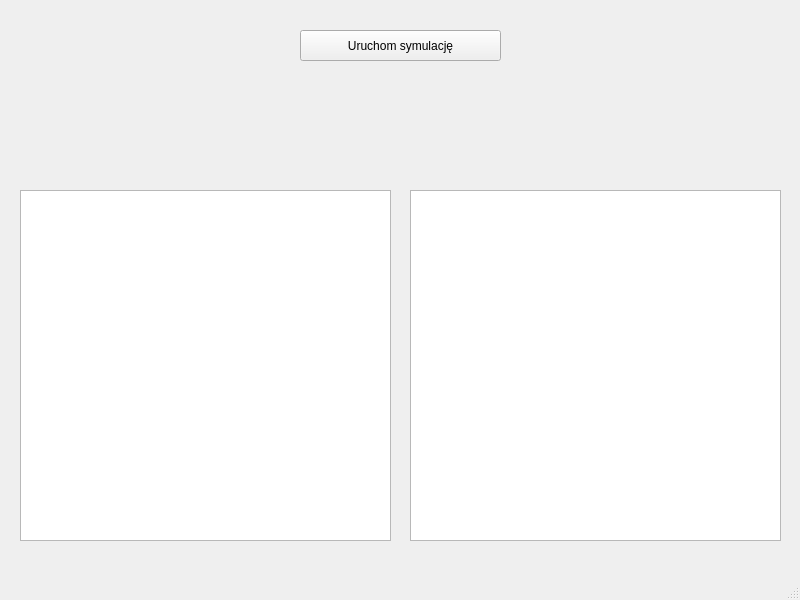
Old version of the form gui/mainwindow.ui in the repository jpyszko/slimax.
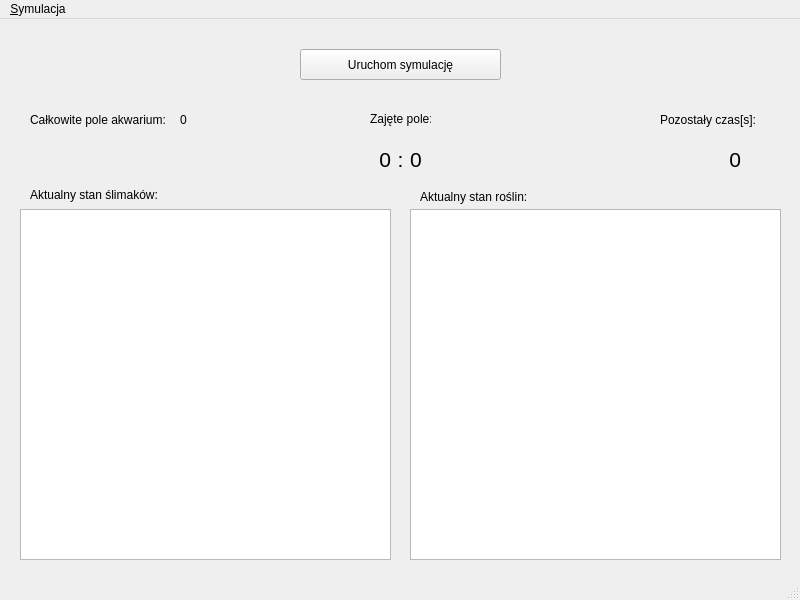
New version of the form.

What changed in the file:
```diff
--- a/gui/mainwindow.ui
+++ b/gui/mainwindow.ui
@@ -47,6 +47,167 @@
      </rect>
     </property>
    </widget>
+   <widget class="QLabel" name="snailsTableLabel">
+    <property name="geometry">
+     <rect>
+      <x>30</x>
+      <y>165</y>
+      <width>131</width>
+      <height>21</height>
+     </rect>
+    </property>
+    <property name="text">
+     <string>Aktualny stan ślimaków:</string>
+    </property>
+   </widget>
+   <widget class="QLabel" name="plantsTableLabel">
+    <property name="geometry">
+     <rect>
+      <x>420</x>
+      <y>170</y>
+      <width>131</width>
+      <height>16</height>
+     </rect>
+    </property>
+    <property name="text">
+     <string>Aktualny stan roślin:</string>
+    </property>
+   </widget>
+   <widget class="QLabel" name="totalLabel">
+    <property name="geometry">
+     <rect>
+      <x>370</x>
+      <y>90</y>
+      <width>61</width>
+      <height>20</height>
+     </rect>
+    </property>
+    <property name="text">
+     <string>Zajęte pole:</string>
+    </property>
+   </widget>
+   <widget class="QLabel" name="totalSnailsValue">
+    <property name="geometry">
+     <rect>
+      <x>280</x>
+      <y>130</y>
+      <width>111</width>
+      <height>21</height>
+     </rect>
+    </property>
+    <property name="font">
+     <font>
+      <pointsize>16</pointsize>
+      <weight>50</weight>
+      <bold>false</bold>
+     </font>
+    </property>
+    <property name="text">
+     <string>0</string>
+    </property>
+    <property name="alignment">
+     <set>Qt::AlignRight|Qt::AlignTrailing|Qt::AlignVCenter</set>
+    </property>
+   </widget>
+   <widget class="QLabel" name="totalSplitterLabel">
+    <property name="geometry">
+     <rect>
+      <x>390</x>
+      <y>130</y>
+      <width>21</width>
+      <height>21</height>
+     </rect>
+    </property>
+    <property name="font">
+     <font>
+      <pointsize>16</pointsize>
+     </font>
+    </property>
+    <property name="text">
+     <string>:</string>
+    </property>
+    <property name="alignment">
+     <set>Qt::AlignCenter</set>
+    </property>
+   </widget>
+   <widget class="QLabel" name="totalPlantsValue">
+    <property name="geometry">
+     <rect>
+      <x>410</x>
+      <y>130</y>
+      <width>131</width>
+      <height>21</height>
+     </rect>
+    </property>
+    <property name="font">
+     <font>
+      <pointsize>16</pointsize>
+     </font>
+    </property>
+    <property name="text">
+     <string>0</string>
+    </property>
+   </widget>
+   <widget class="QLabel" name="aquariumLabel">
+    <property name="geometry">
+     <rect>
+      <x>30</x>
+      <y>90</y>
+      <width>141</width>
+      <height>21</height>
+     </rect>
+    </property>
+    <property name="text">
+     <string>Całkowite pole akwarium:</string>
+    </property>
+   </widget>
+   <widget class="QLabel" name="aquariumValue">
+    <property name="geometry">
+     <rect>
+      <x>180</x>
+      <y>90</y>
+      <width>111</width>
+      <height>21</height>
+     </rect>
+    </property>
+    <property name="text">
+     <string>0</string>
+    </property>
+   </widget>
+   <widget class="QLabel" name="remainingTimeLabel">
+    <property name="geometry">
+     <rect>
+      <x>660</x>
+      <y>90</y>
+      <width>101</width>
+      <height>21</height>
+     </rect>
+    </property>
+    <property name="text">
+     <string>Pozostały czas[s]:</string>
+    </property>
+   </widget>
+   <widget class="QLabel" name="remainingTimeValue">
+    <property name="geometry">
+     <rect>
+      <x>660</x>
+      <y>130</y>
+      <width>81</width>
+      <height>21</height>
+     </rect>
+    </property>
+    <property name="font">
+     <font>
+      <pointsize>16</pointsize>
+     </font>
+    </property>
+    <property name="text">
+     <string>0</string>
+    </property>
+    <property name="alignment">
+     <set>Qt::AlignRight|Qt::AlignTrailing|Qt::AlignVCenter</set>
+    </property>
+   </widget>
   </widget>
   <widget class="QMenuBar" name="menubar">
    <property name="geometry">
@@ -54,9 +215,16 @@
      <x>0</x>
      <y>0</y>
      <width>800</width>
-     <height>22</height>
+     <height>21</height>
     </rect>
    </property>
+   <widget class="QMenu" name="menu_Symulacja">
+    <property name="title">
+     <string>&amp;Symulacja</string>
+    </property>
+    <addaction name="action_Nowa"/>
+   </widget>
+   <addaction name="menu_Symulacja"/>
   </widget>
   <widget class="QStatusBar" name="statusbar"/>
  </widget>
```
Left out of the diff: 5 changed lines with no effect on the pictures.
